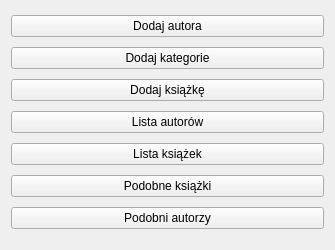
Before: the Qt Designer form Views/Main.ui in Aniket1900/BookDatabase, drawn with Qt 5.
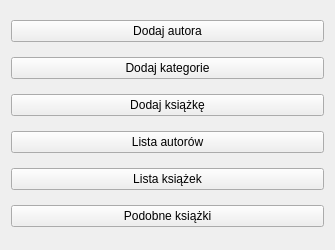
After: the same form once the commit is applied.

```diff
--- a/Views/Main.ui
+++ b/Views/Main.ui
@@ -56,13 +56,6 @@
      </property>
     </widget>
    </item>
-   <item>
-    <widget class="QPushButton" name="pushButton_2">
-     <property name="text">
-      <string>Podobni autorzy</string>
-     </property>
-    </widget>
-   </item>
   </layout>
  </widget>
  <resources/>
```
Left out of the diff: 2 changed lines with no effect on the pictures.
